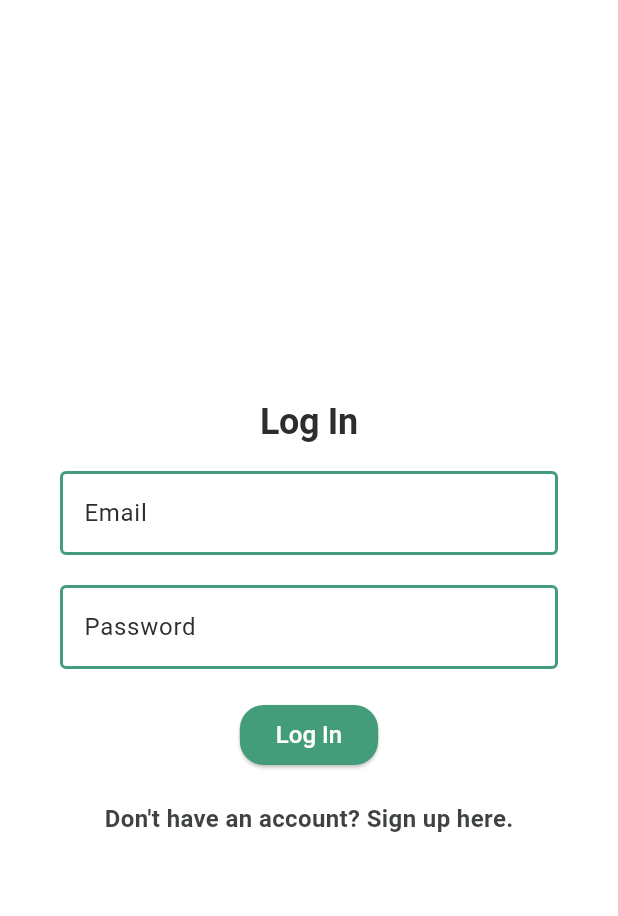
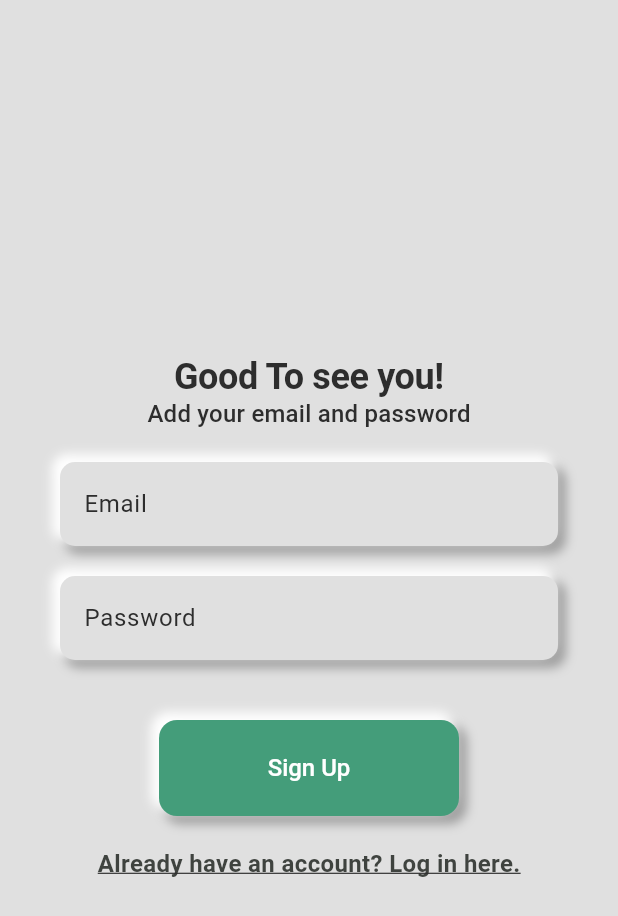
Before and after one commit to adriaestevam/repo-tfg, a Flutter app: the screen it shows after launch, on a phone screen of 412 x 824 dp. Shown: the top 916 px of the screen. Run offline on Flutter 3.47's test engine with Material 3 defaults, Android fonts, the light colour scheme and no system bars; our stand-ins replace bloc, flutter_bloc, google_nav_bar, sqflite, table_calendar; accounts and stored records are empty.

Commit message:
millores en la UI

```diff
--- a/lib/Data/DataService.dart
+++ b/lib/Data/DataService.dart
@@ -20,7 +20,7 @@ class DataService {
     String databasesPath = await getDatabasesPath();
     print(databasesPath);
     print("Inicialización de la base de datos"+databasesPath);
-    String path = join(databasesPath, 'app_database.db');
+    String path = join(databasesPath, 'my_database.db');
 
     return await openDatabase(path, version: 1, onCreate: (Database db, int version) async {
       // Crear tabla de Usuarios (ya existente)
--- a/lib/Domain/NavigatorBloc/navigator_event.dart
+++ b/lib/Domain/NavigatorBloc/navigator_event.dart
@@ -7,3 +7,6 @@ class GoToSignUpEvent extends NavigatorEvent {}
 class GoToLoginEvent extends NavigatorEvent {}
 class GoToStartInitialConfigutationEvent extends NavigatorEvent{}
 class GoToHomeEvent extends NavigatorEvent{}
+class GoToObjectivesEvent extends NavigatorEvent{}
+class GoToNotificationsEvent extends NavigatorEvent{}
+class GoToSubjectsEvent extends NavigatorEvent{}
--- a/lib/Domain/NavigatorBloc/navigator_state.dart
+++ b/lib/Domain/NavigatorBloc/navigator_state.dart
@@ -8,3 +8,6 @@ class GoToLoginState extends NaviState {}
 class GoToSignupState extends NaviState {}
 class GoToStartInitialConfigutationState extends NaviState{}
 class GoToHomeState extends NaviState{}
+class GoToObjectivesState extends NaviState{}
+class GoToNotificationsState extends NaviState{}
+class GoToSubjectsState extends NaviState{}
--- a/lib/UI/Utilities/AppTheme.dart
+++ b/lib/UI/Utilities/AppTheme.dart
@@ -12,7 +12,7 @@ class AppTheme {
     return ThemeData(
       primaryColor: primaryColor,
       hintColor: accentColor,
-      scaffoldBackgroundColor: Colors.white,
+      scaffoldBackgroundColor: Colors.grey.shade300,
       fontFamily: 'Roboto',
       textTheme: TextTheme(
         headline1: TextStyle(
--- /dev/null
+++ b/lib/UI/Utilities/widgets.dart
@@ -0,0 +1,147 @@
+import 'package:flutter/material.dart';
+
+final Color primaryColor = Color.fromARGB(255, 68, 157, 122); // Verde claro para elementos destacados
+final Color accentColor = Color.fromARGB(255, 63, 67, 63); // Gris claro para acentos y fondos
+final Color primaryTextColor = Color(0xFF2D2D2D); // Casi negro para texto principal
+final Color secondaryTextColor = Color.fromARGB(255, 44, 71, 72); // Gris para texto secundario
+final Color cardBackgroundColor = Color(0xFFF0F0F0); // Color de fondo para tarjetas
+final Color backgroundColor = Colors.grey.shade300;
+
+class myGreenButton extends StatelessWidget {
+  final VoidCallback onPressed;
+  final Widget child;
+  final BoxDecoration decoration;
+  final EdgeInsetsGeometry padding;
+
+  myGreenButton({
+    required this.onPressed,
+    required this.child,
+    required this.decoration,
+    this.padding = const EdgeInsets.all(8.0),
+  });
+
+  @override
+  Widget build(BuildContext context) {
+    return Container(
+      decoration: BoxDecoration(
+        color: primaryColor,
+        borderRadius: BorderRadius.circular(12),
+        boxShadow: [
+          BoxShadow(
+            color:Colors.grey.shade500,
+            offset: Offset(4,4),
+            blurRadius: 5,
+            spreadRadius: 1
+          ),
+          BoxShadow(
+            color: Colors.white,
+            offset: Offset(-4,-4),
+            blurRadius: 5,
+            spreadRadius: 1
+          )
+        ]
+      ),
+      padding: padding,
+      child: TextButton(
+        onPressed: onPressed,
+        child: child,
+      ),
+    );
+  }
+}
+
+
+class myTransparentButton extends StatelessWidget {
+  final VoidCallback onPressed;
+  final Widget child;
+  final BoxDecoration decoration;
+  final EdgeInsetsGeometry padding;
+
+  myTransparentButton({
+    required this.onPressed,
+    required this.child,
+    required this.decoration,
+    this.padding = const EdgeInsets.all(8.0),
+  });
+
+  @override
+  Widget build(BuildContext context) {
+    return Container(
+      decoration: BoxDecoration(
+        color: backgroundColor,
+        borderRadius: BorderRadius.circular(12),
+        boxShadow: [
+          BoxShadow(
+            color:Colors.grey.shade500,
+            offset: Offset(4,4),
+            blurRadius: 5,
+            spreadRadius: 1
+          ),
+          BoxShadow(
+            color: Colors.white,
+            offset: Offset(-4,-4),
+            blurRadius: 5,
+            spreadRadius: 1
+          )
+        ]
+      ),
+      padding: padding,
+      child: TextButton(
+        onPressed: onPressed,
+        child: child,
+      ),
+    );
+  }
+}
+
+class myTransparentTextField extends StatelessWidget {
+  final TextEditingController controller;
+  final bool obscureText;
+  final String hintText;
+  final String labelText;
+
+  myTransparentTextField({
+    required this.controller,
+    required this.obscureText,
+    required this.hintText,
+    required this.labelText, required TextInputType keyboardType,
+  });
+
+  @override
+  Widget build(BuildContext context) {
+    return Container(
+      decoration: BoxDecoration(
+        color: Colors.grey[300],
+        borderRadius: BorderRadius.circular(10),
+        boxShadow: [
+          BoxShadow(
+            color: Colors.grey.shade500,
+            offset: Offset(4, 4),
+            blurRadius: 5,
+            spreadRadius: 1,
+          ),
+          BoxShadow(
+            color: Colors.white,
+            offset: Offset(-4, -4),
+            blurRadius: 5,
+            spreadRadius: 1,
+          ),
+        ],
+      ),
+      child: TextField(
+        controller: controller,
+        obscureText: obscureText,
+        decoration: InputDecoration(
+          labelText: labelText,
+          hintText: hintText,
+          border: OutlineInputBorder(
+            borderRadius: BorderRadius.circular(10),
+            borderSide: BorderSide.none,
+          ),
+          filled: true,
+          fillColor: Colors.transparent,
+        ),
+      ),
+    );
+  }
+}
--- a/lib/UI/Views/LoginSignup/LoginView.dart
+++ b/lib/UI/Views/LoginSignup/LoginView.dart
@@ -6,6 +6,7 @@ import 'package:tfg_v1/Domain/LoginBloc/login_state.dart';
 import 'package:tfg_v1/Domain/NavigatorBloc/navigator_bloc.dart';
 import 'package:tfg_v1/Domain/NavigatorBloc/navigator_event.dart';
 import 'package:tfg_v1/Domain/NavigatorBloc/navigator_state.dart';
+import 'package:tfg_v1/UI/Utilities/widgets.dart';
 
 
 
@@ -13,7 +14,7 @@ class LoginScreen extends StatelessWidget {
   @override
   Widget build(BuildContext context) {
     return Scaffold(
-      backgroundColor: Colors.white,
+      backgroundColor: Colors.grey.shade300,
       body: Center(
         child: SingleChildScrollView(
           child: LoginForm(),
@@ -51,48 +52,49 @@ class LoginForm extends StatelessWidget {
             mainAxisAlignment: MainAxisAlignment.center,
             children: [
               Text(
-                'Log In',
+                'Welcome back',
                 style: theme.textTheme.headline1,
               ),
-              SizedBox(height: 20),
-              TextField(
-                controller: _emailController,
-                decoration: InputDecoration(
-                  labelText: 'Email',
-                  border: OutlineInputBorder(),
-                  enabledBorder: OutlineInputBorder(
-                    borderSide: BorderSide(color: theme.primaryColor, width: 2.0),
-                  ),
-                  focusedBorder: OutlineInputBorder(
-                    borderSide: BorderSide(color: theme.colorScheme.secondary, width: 2.0),
-                  ),
-                ),
-                keyboardType: TextInputType.emailAddress,
+              Text(
+                'Good to see you again',
+                style: theme.textTheme.titleMedium ,
               ),
               SizedBox(height: 20),
-              TextField(
-                controller: _passwordController,
-                decoration: InputDecoration(
-                  labelText: 'Password',
-                  border: OutlineInputBorder(),
-                  enabledBorder: OutlineInputBorder(
-                    borderSide: BorderSide(color: theme.primaryColor, width: 2.0),
-                  ),
-                  focusedBorder: OutlineInputBorder(
-                    borderSide: BorderSide(color: theme.colorScheme.secondary, width: 2.0),
-                  ),
-                ),
-                obscureText: true,
+              myTransparentTextField(
+                controller: _emailController,
+                keyboardType: TextInputType.emailAddress,
+                obscureText: false,
+                hintText: "Email",
+                labelText: "Email"
               ),
               SizedBox(height: 20),
-              ElevatedButton(
-                onPressed: () {
-                  final email = _emailController.text;
-                  final password = _passwordController.text;
-                  loginBloc.add(LoginButtonPressed(email,password));
-                },
-                child: Text('Log In'),
+              myTransparentTextField(
+                controller: _passwordController,
+                obscureText: true,
+                hintText: 'Password',
+                labelText: 'Password',
+                keyboardType: TextInputType.name
+                ),
+              SizedBox(height: 20),
+              ConstrainedBox(
+                constraints: BoxConstraints(
+                  minWidth: 200, // Minimum width
+                  maxWidth: 300, // Maximum width
+                ),
+                child: myGreenButton(
+                  onPressed: () {
+                    final email = _emailController.text;
+                    final password = _passwordController.text;
+                    loginBloc.add(LoginButtonPressed(email, password));
+                  },
+                  child: const Text(
+                    'Log In',
+                    style: TextStyle(color: Colors.white),
+                  ),
+                  decoration: BoxDecoration(),
+                ),
               ),
+              SizedBox(height: 40,),
               if (state is LoginLoading) CircularProgressIndicator(),
               if (state is LoginFailure) Text(
                 state.error,
--- a/lib/UI/Views/LoginSignup/SignupView.dart
+++ b/lib/UI/Views/LoginSignup/SignupView.dart
@@ -5,12 +5,13 @@ import 'package:tfg_v1/Domain/SignUpBloc/sing_up_event.dart';
 import 'package:tfg_v1/Domain/SignUpBloc/sing_up_state.dart';
 import 'package:tfg_v1/Domain/NavigatorBloc/navigator_bloc.dart';
 import 'package:tfg_v1/Domain/NavigatorBloc/navigator_event.dart';
+import 'package:tfg_v1/UI/Utilities/widgets.dart';
 
 class SignUpScreen extends StatelessWidget {
   @override
   Widget build(BuildContext context) {
     return Scaffold(
-      backgroundColor: Colors.white, // Set the background to white
+      backgroundColor: backgroundColor, // Set the background to white
       body: Center(
         child: SingleChildScrollView(
           child: SignUpForm(),
@@ -47,51 +48,52 @@ class SignUpForm extends StatelessWidget {
             mainAxisAlignment: MainAxisAlignment.center,
             children: [
               Text(
-                'Create Account',
-                style: theme.textTheme.headline1, // Utilizando el estilo del tema
+                'Good To see you!',
+                style: theme.textTheme.headline1,
+              ),
+              Text(
+                'Add your email and password',
+                style: theme.textTheme.titleMedium,
               ),
               SizedBox(height: 20),
               // Email field
-              TextField(
+              myTransparentTextField(
                 controller: emailController,
-                decoration: InputDecoration(
-                  labelText: 'Your Email',
-                  border: OutlineInputBorder(),
-                  enabledBorder: OutlineInputBorder(
-                    borderSide: BorderSide(color: theme.primaryColor, width: 2.0),
-                  ),
-                  focusedBorder: OutlineInputBorder(
-                    borderSide: BorderSide(color: theme.colorScheme.secondary, width: 2.0),
-                  ),
-                ),
-                keyboardType: TextInputType.emailAddress,
+                obscureText: false,
+                hintText: "Email",
+                labelText: "Email",
+                keyboardType: TextInputType.emailAddress
               ),
               SizedBox(height: 20),
               // Password field
-              TextField(
+              myTransparentTextField(
                 controller: passwordController,
-                decoration: InputDecoration(
-                  labelText: 'Password',
-                  border: OutlineInputBorder(),
-                  enabledBorder: OutlineInputBorder(
-                    borderSide: BorderSide(color: theme.primaryColor, width: 2.0),
-                  ),
-                  focusedBorder: OutlineInputBorder(
-                    borderSide: BorderSide(color: theme.colorScheme.secondary, width: 2.0),
-                  ),
-                ),
                 obscureText: true,
+                hintText: "Password",
+                labelText: "Password",
+                keyboardType: TextInputType.text
               ),
               SizedBox(height: 40),
               // Sign Up button
-              ElevatedButton(
-                onPressed: () {
-                  final email = emailController.text;
-                  final password = passwordController.text;
-                  signUpBloc.add(SignUpButtonPressed(email: email, password: password));
-                },
-                child: Text('Sign Up'),
-                // El estilo del botón ya está definido en el tema
+              ConstrainedBox(
+                constraints: BoxConstraints(
+                  minWidth: 200,
+                  maxWidth: 300
+                ),
+                child: myGreenButton(
+                  onPressed: () {
+                    final email = emailController.text;
+                    final password = passwordController.text;
+                    signUpBloc.add(SignUpButtonPressed(email: email, password: password));
+                  },
+                  child: Text(
+                    'Sign Up',
+                    style: TextStyle(
+                      color: Colors.white
+                    ),
+                  ),
+                  decoration: BoxDecoration(),
+                ),
               ),
               SizedBox(height: 20),
               // Switch to Sign In
--- a/lib/UI/Views/home_page.dart
+++ b/lib/UI/Views/home_page.dart
@@ -1,23 +1,11 @@
 import 'package:flutter/material.dart';
+import 'package:flutter_bloc/flutter_bloc.dart';
 import 'package:table_calendar/table_calendar.dart';
+import 'package:tfg_v1/Domain/NavigatorBloc/navigator_event.dart';
+import 'package:tfg_v1/UI/Widgets/bottom_navigation_widget.dart';
 
-import '../../Domain/NavigatorBloc/navigator_event.dart';
-import '../Widgets/bottom_navigation_widget.dart';
+import '../../Domain/NavigatorBloc/navigator_bloc.dart';
 
-void main() => runApp(MyApp());
-
-class MyApp extends StatelessWidget {
-  @override
-  Widget build(BuildContext context) {
-    return MaterialApp(
-      title: 'Mi Calendario de Eventos',
-      theme: ThemeData(
-        primarySwatch: Colors.blue,
-      ),
-      home: HomeScreen(),
-    );
-  }
-}
 
 class Event {
   final String name;
@@ -53,21 +41,25 @@ class _HomeScreenState extends State<HomeScreen> {
   Widget build(BuildContext context) {
     // Assume AppTheme is defined somewhere in your application
     final appTheme = Theme.of(context);
+    final NavigatorBloc navigatorBloc = BlocProvider.of<NavigatorBloc>(context);
+
 
     return Scaffold(
       appBar: AppBar(
-        title: Text('Mi Horario'),
+        title: Text('Mi Horarwio'),
         actions: <Widget>[
           IconButton(
             icon: Icon(Icons.person),
             onPressed: () {
               // Navigate to profile settings
+              navigatorBloc.add(GoToObjectivesEvent());
             },
           ),
           IconButton(
             icon: Icon(Icons.settings),
             onPressed: () {
               // Navigate to general settings
+              navigatorBloc.add(GoToLoginEvent());
             },
           ),
         ],
@@ -102,6 +94,7 @@ class _HomeScreenState extends State<HomeScreen> {
                   title: Text(_events[index].name),
                   onTap: () {
                     // Handle the tap on an event
+
                   },
                 );
               },
@@ -114,7 +107,17 @@ class _HomeScreenState extends State<HomeScreen> {
         onPressed: () {
           // Add logic to create a new event
         },
-      ), // Your custom bottom navigation bar
+      ),
+      /*bottomNavigationBar: CustomBottomNav(
+        onTabTapped: (index){
+          switch(index){
+            case 0: navigatorBloc.add(GoToHomeEvent());
+            case 1: navigatorBloc.add(GoToObjectivesEvent());
+            case 2: navigatorBloc.add(GoToNotificationsEvent());
+            case 3: navigatorBloc.add(GoToSubjectsEvent());
+          }
+        }
+      )*/ // Your custom bottom navigation bar
     );
   }
 }
--- a/lib/UI/Views/objectives_page.dart
+++ b/lib/UI/Views/objectives_page.dart
@@ -1,4 +1,6 @@
 import 'package:flutter/material.dart';
+import 'package:flutter_bloc/flutter_bloc.dart';
+import 'package:tfg_v1/Domain/NavigatorBloc/navigator_bloc.dart';
 import 'package:tfg_v1/UI/Utilities/app_colors.dart';
 import 'package:tfg_v1/UI/Views/notification_page.dart';
 import 'package:tfg_v1/UI/Views/subjects_page.dart';
@@ -9,6 +11,8 @@ class ObjectivesPage extends StatelessWidget {
 
   @override
   Widget build(BuildContext context) {
+  final NavigatorBloc navigatorBloc = BlocProvider.of<NavigatorBloc>(context);
+
     return Scaffold(
       appBar: AppBar(
         title: const Text('Objectives'),
--- a/lib/main.dart
+++ b/lib/main.dart
@@ -13,6 +13,7 @@ import 'package:tfg_v1/UI/Views/Initial%20Configuration/initial_configuration.da
 import 'package:tfg_v1/UI/Views/LoginSignup/LoginView.dart';
 import 'package:tfg_v1/UI/Views/LoginSignup/SignupView.dart';
 import 'package:tfg_v1/UI/Views/home_page.dart';
+import 'package:tfg_v1/UI/Views/objectives_page.dart';
 import 'Data/AuthRepository.dart';
 import 'Data/DataService.dart';
 import 'Domain/AddNewSubject/add_new_subject_bloc.dart';
@@ -74,10 +75,9 @@ class MyApp extends StatelessWidget {
               } else if(state is GoToHomeState){
                 return HomeScreen();
               }
-              return LoginScreen(); // Manejo de estado no definido
+              return SignUpScreen(); // Manejo de estado no definido
             },
           ),
-          routes: Routes.routes,
         ),
       ),
     );
--- a/pubspec.yaml
+++ b/pubspec.yaml
@@ -47,6 +47,10 @@ dependencies:
   sqflite: ^2.3.2
   table_calendar: ^3.0.9
   font_awesome_flutter: ^10.7.0
+  syncfusion_flutter_calendar: ^24.2.7
+  calendar_view: ^1.0.4
+  syncfusion_flutter_datepicker: ^24.2.7
+  flutter_neumorphic: ^3.2.0
 
 dev_dependencies:
   flutter_test:
```
Also changed, not shown: lib/Domain/NavigatorBloc/navigator_bloc.dart (+22 -0 lines), lib/UI/Views/notification_page.dart (+0 -18 lines), pubspec.lock.
